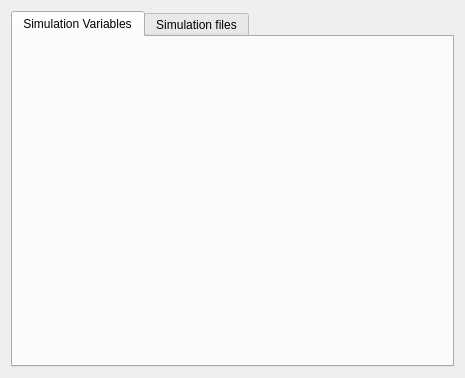
This is src/LongQtMain/simvarmenu.ui in hundlab/LongQt as Qt 5 draws it before an edit. The edited form follows.
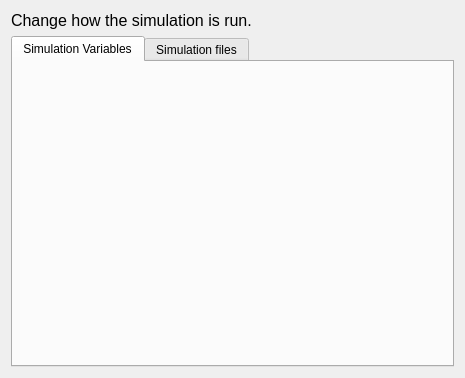
This is the edited form.

What changed in the file:
```diff
--- a/src/LongQtMain/simvarmenu.ui
+++ b/src/LongQtMain/simvarmenu.ui
@@ -14,7 +14,7 @@
    <string>Simulation Variables Menu</string>
   </property>
   <layout class="QGridLayout" name="gridLayout">
-   <item row="0" column="0">
+   <item row="1" column="0">
     <widget class="QTabWidget" name="tabs">
      <property name="currentIndex">
       <number>0</number>
@@ -29,7 +29,7 @@
       <attribute name="title">
        <string>Simulation Variables</string>
       </attribute>
-      <layout class="QHBoxLayout" name="variablesLayout" stretch="">
+      <layout class="QHBoxLayout" name="variablesLayout">
        <property name="sizeConstraint">
         <enum>QLayout::SetDefaultConstraint</enum>
        </property>
@@ -43,6 +43,18 @@
      </widget>
     </widget>
    </item>
+   <item row="0" column="0">
+    <widget class="QLabel" name="label">
+     <property name="font">
+      <font>
+       <pointsize>12</pointsize>
+      </font>
+     </property>
+     <property name="text">
+      <string>Change how the simulation is run.</string>
+     </property>
+    </widget>
+   </item>
   </layout>
  </widget>
  <resources/>
```
